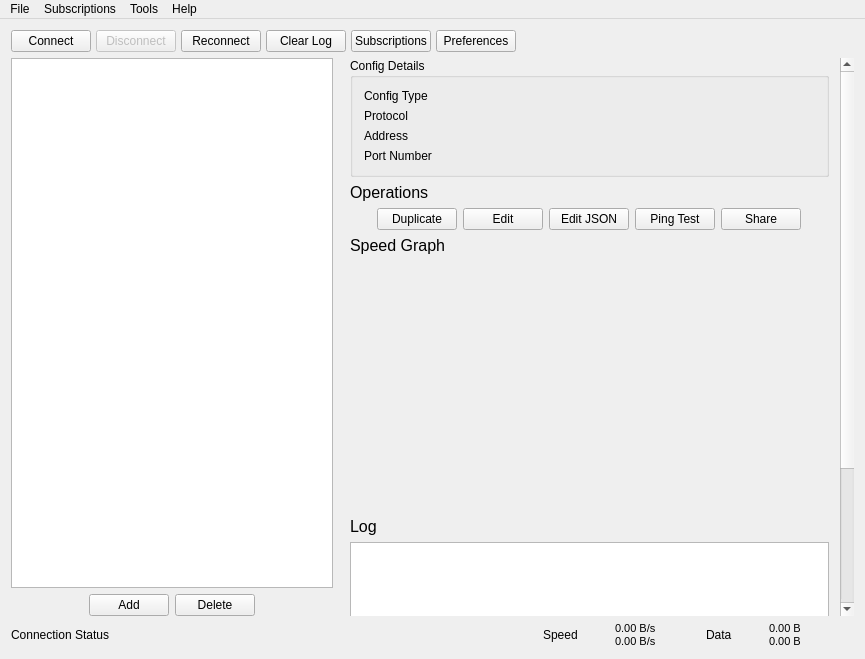
The window that src/ui/w_MainWindow.ui (Qv2ray/Qv2ray) describes before a commit, drawn with Qt 5.
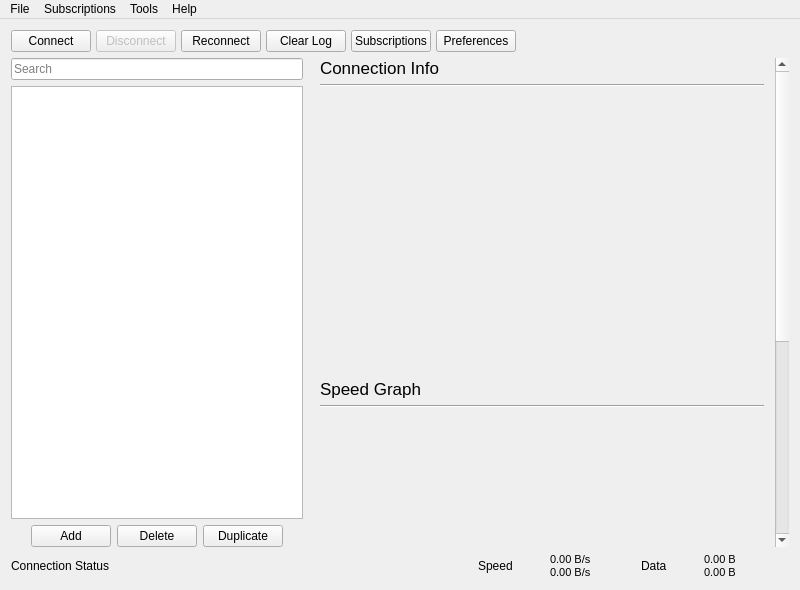
The same window after the commit.

Commit message: wip: add: added some more ui functionalities, now support filtering against the connection list

Patch:
```diff
--- a/src/ui/w_MainWindow.ui
+++ b/src/ui/w_MainWindow.ui
@@ -6,19 +6,13 @@
    <rect>
     <x>0</x>
     <y>0</y>
-    <width>865</width>
-    <height>659</height>
+    <width>800</width>
+    <height>590</height>
    </rect>
   </property>
-  <property name="sizePolicy">
-   <sizepolicy hsizetype="Preferred" vsizetype="Preferred">
-    <horstretch>0</horstretch>
-    <verstretch>0</verstretch>
-   </sizepolicy>
-  </property>
   <property name="minimumSize">
    <size>
-    <width>740</width>
+    <width>800</width>
     <height>590</height>
    </size>
   </property>
@@ -38,7 +32,7 @@
      <height>530</height>
     </size>
    </property>
-   <layout class="QGridLayout" name="gridLayout" columnstretch="5,8">
+   <layout class="QGridLayout" name="gridLayout" columnstretch="10,14">
     <item row="0" column="0" colspan="2">
      <layout class="QHBoxLayout" name="horizontalLayout" stretch="1,1,0,1,0,0,0">
       <property name="spacing">
@@ -109,6 +103,16 @@
     </item>
     <item row="1" column="0">
      <layout class="QVBoxLayout" name="verticalLayout_2">
+      <item>
+       <widget class="QLineEdit" name="connectionFilterTxt">
+        <property name="placeholderText">
+         <string>Search</string>
+        </property>
+        <property name="clearButtonEnabled">
+         <bool>true</bool>
+        </property>
+       </widget>
+      </item>
       <item>
        <widget class="QTreeWidget" name="connectionListWidget">
         <property name="contextMenuPolicy">
@@ -204,6 +208,22 @@
           </property>
          </widget>
         </item>
+        <item>
+         <widget class="QPushButton" name="duplicateBtn">
+          <property name="toolTip">
+           <string>Duplicate connection</string>
+          </property>
+          <property name="text">
+           <string>Duplicate</string>
+          </property>
+          <property name="iconSize">
+           <size>
+            <width>22</width>
+            <height>22</height>
+           </size>
+          </property>
+         </widget>
+        </item>
         <item>
          <spacer name="horizontalSpacer_2">
           <property name="orientation">
@@ -349,6 +369,12 @@
     </item>
     <item row="1" column="1">
      <widget class="QScrollArea" name="scrollArea">
+      <property name="minimumSize">
+       <size>
+        <width>480</width>
+        <height>0</height>
+       </size>
+      </property>
       <property name="frameShape">
        <enum>QFrame::NoFrame</enum>
       </property>
@@ -360,8 +386,8 @@
         <rect>
          <x>0</x>
          <y>0</y>
-         <width>504</width>
-         <height>759</height>
+         <width>459</width>
+         <height>848</height>
         </rect>
        </property>
        <layout class="QVBoxLayout" name="verticalLayout_3">
@@ -369,218 +395,69 @@
          <number>0</number>
         </property>
         <item>
-         <widget class="QGroupBox" name="groupBox">
-          <property name="title">
-           <string>Config Details</string>
-          </property>
-          <layout class="QFormLayout" name="formLayout">
-           <item row="0" column="0">
-            <widget class="QLabel" name="label_4">
-             <property name="text">
-              <string>Config Type</string>
-             </property>
-            </widget>
-           </item>
-           <item row="0" column="1">
-            <widget class="QLabel" name="routeCountLabel">
-             <property name="cursor">
-              <cursorShape>IBeamCursor</cursorShape>
-             </property>
-             <property name="text">
-              <string/>
-             </property>
-             <property name="textInteractionFlags">
-              <set>Qt::LinksAccessibleByMouse|Qt::TextSelectableByMouse</set>
-             </property>
-            </widget>
-           </item>
-           <item row="1" column="0">
-            <widget class="QLabel" name="label_2">
-             <property name="text">
-              <string>Protocol</string>
-             </property>
-            </widget>
-           </item>
-           <item row="1" column="1">
-            <widget class="QLabel" name="_OutBoundTypeLabel">
-             <property name="cursor">
-              <cursorShape>IBeamCursor</cursorShape>
-             </property>
-             <property name="text">
-              <string/>
-             </property>
-             <property name="textInteractionFlags">
-              <set>Qt::LinksAccessibleByMouse|Qt::TextSelectableByMouse</set>
-             </property>
-            </widget>
-           </item>
-           <item row="2" column="0">
-            <widget class="QLabel" name="label">
-             <property name="text">
-              <string>Address</string>
-             </property>
-            </widget>
-           </item>
-           <item row="2" column="1">
-            <widget class="QLabel" name="_hostLabel">
-             <property name="cursor">
-              <cursorShape>IBeamCursor</cursorShape>
-             </property>
-             <property name="text">
-              <string/>
-             </property>
-             <property name="textInteractionFlags">
-              <set>Qt::LinksAccessibleByMouse|Qt::TextSelectableByMouse</set>
-             </property>
-            </widget>
-           </item>
-           <item row="3" column="0">
-            <widget class="QLabel" name="label_3">
-             <property name="text">
-              <string>Port Number</string>
-             </property>
-            </widget>
-           </item>
-           <item row="3" column="1">
-            <widget class="QLabel" name="_portLabel">
-             <property name="cursor">
-              <cursorShape>IBeamCursor</cursorShape>
-             </property>
-             <property name="text">
-              <string/>
-             </property>
-             <property name="textInteractionFlags">
-              <set>Qt::LinksAccessibleByMouse|Qt::TextSelectableByMouse</set>
-             </property>
-            </widget>
-           </item>
-          </layout>
-         </widget>
-        </item>
-        <item>
-         <widget class="QLabel" name="label_7">
+         <widget class="QLabel" name="label_11">
           <property name="font">
            <font>
-            <pointsize>12</pointsize>
+            <pointsize>13</pointsize>
            </font>
           </property>
           <property name="text">
-           <string>Operations</string>
+           <string>Connection Info</string>
           </property>
          </widget>
         </item>
         <item>
-         <layout class="QHBoxLayout" name="horizontalLayout_4">
-          <item>
-           <spacer name="horizontalSpacer_4">
-            <property name="orientation">
-             <enum>Qt::Horizontal</enum>
-            </property>
-            <property name="sizeHint" stdset="0">
-             <size>
-              <width>40</width>
-              <height>20</height>
-             </size>
-            </property>
-           </spacer>
-          </item>
-          <item>
-           <widget class="QPushButton" name="duplicateBtn">
-            <property name="toolTip">
-             <string>Duplicate connection</string>
-            </property>
-            <property name="text">
-             <string>Duplicate</string>
-            </property>
-            <property name="iconSize">
-             <size>
-              <width>22</width>
-              <height>22</height>
-             </size>
-            </property>
-           </widget>
-          </item>
-          <item>
-           <widget class="QPushButton" name="editConfigButton">
-            <property name="toolTip">
-             <string>Edit connection</string>
-            </property>
-            <property name="text">
-             <string>Edit</string>
-            </property>
-            <property name="iconSize">
-             <size>
-              <width>22</width>
-              <height>22</height>
-             </size>
-            </property>
-           </widget>
-          </item>
-          <item>
-           <widget class="QPushButton" name="editJsonBtn">
-            <property name="toolTip">
-             <string>Edit connection as JSON</string>
-            </property>
-            <property name="text">
-             <string>Edit JSON</string>
-            </property>
-            <property name="iconSize">
-             <size>
-              <width>22</width>
-              <height>22</height>
-             </size>
-            </property>
-           </widget>
-          </item>
-          <item>
-           <widget class="QPushButton" name="pingTestBtn">
-            <property name="enabled">
-             <bool>true</bool>
-            </property>
-            <property name="text">
-             <string>Ping Test</string>
-            </property>
-            <property name="iconSize">
-             <size>
-              <width>22</width>
-              <height>22</height>
-             </size>
-            </property>
-           </widget>
-          </item>
-          <item>
-           <widget class="QPushButton" name="shareBtn">
-            <property name="text">
-             <string>Share</string>
-            </property>
-            <property name="iconSize">
-             <size>
-              <width>22</width>
-              <height>22</height>
-             </size>
-            </property>
-           </widget>
-          </item>
-          <item>
-           <spacer name="horizontalSpacer_9">
-            <property name="orientation">
-             <enum>Qt::Horizontal</enum>
-            </property>
-            <property name="sizeHint" stdset="0">
-             <size>
-              <width>40</width>
-              <height>20</height>
-             </size>
-            </property>
-           </spacer>
-          </item>
-         </layout>
+         <widget class="Line" name="line_3">
+          <property name="orientation">
+           <enum>Qt::Horizontal</enum>
+          </property>
+         </widget>
+        </item>
+        <item>
+         <widget class="QFrame" name="connectionInfoFrame">
+          <property name="minimumSize">
+           <size>
+            <width>0</width>
+            <height>250</height>
+           </size>
+          </property>
+          <layout class="QGridLayout" name="connectionInfoLayout">
+           <property name="leftMargin">
+            <number>0</number>
+           </property>
+           <property name="topMargin">
+            <number>0</number>
+           </property>
+           <property name="rightMargin">
+            <number>0</number>
+           </property>
+           <property name="bottomMargin">
+            <number>0</number>
+           </property>
+          </layout>
+         </widget>
+        </item>
+        <item>
+         <spacer name="verticalSpacer_2">
+          <property name="orientation">
+           <enum>Qt::Vertical</enum>
+          </property>
+          <property name="sizeType">
+           <enum>QSizePolicy::Minimum</enum>
+          </property>
+          <property name="sizeHint" stdset="0">
+           <size>
+            <width>20</width>
+            <height>30</height>
+           </size>
+          </property>
+         </spacer>
         </item>
         <item>
          <widget class="QLabel" name="label_9">
           <property name="font">
            <font>
-            <pointsize>12</pointsize>
+            <pointsize>13</pointsize>
            </font>
           </property>
           <property name="text">
@@ -588,12 +465,19 @@
           </property>
          </widget>
         </item>
+        <item>
+         <widget class="Line" name="line">
+          <property name="orientation">
+           <enum>Qt::Horizontal</enum>
+          </property>
+         </widget>
+        </item>
         <item>
          <widget class="QWidget" name="widget" native="true">
           <property name="minimumSize">
            <size>
             <width>0</width>
-            <height>250</height>
+            <height>200</height>
            </size>
           </property>
           <layout class="QGridLayout" name="speedChart">
@@ -612,11 +496,27 @@
           </layout>
          </widget>
         </item>
+        <item>
+         <spacer name="verticalSpacer">
+          <property name="orientation">
+           <enum>Qt::Vertical</enum>
+          </property>
+          <property name="sizeType">
+           <enum>QSizePolicy::Minimum</enum>
+          </property>
+          <property name="sizeHint" stdset="0">
+           <size>
+            <width>20</width>
+            <height>30</height>
+           </size>
+          </property>
+         </spacer>
+        </item>
         <item>
          <widget class="QLabel" name="label_10">
           <property name="font">
            <font>
-            <pointsize>12</pointsize>
+            <pointsize>13</pointsize>
            </font>
           </property>
           <property name="text">
@@ -624,12 +524,19 @@
           </property>
          </widget>
         </item>
+        <item>
+         <widget class="Line" name="line_2">
+          <property name="orientation">
+           <enum>Qt::Horizontal</enum>
+          </property>
+         </widget>
+        </item>
         <item>
          <widget class="QTextBrowser" name="masterLogBrowser">
           <property name="minimumSize">
            <size>
             <width>0</width>
-            <height>250</height>
+            <height>200</height>
            </size>
           </property>
          </widget>
@@ -645,8 +552,8 @@
     <rect>
      <x>0</x>
      <y>0</y>
-     <width>865</width>
-     <height>22</height>
+     <width>800</width>
+     <height>29</height>
     </rect>
    </property>
    <widget class="QMenu" name="menuFile">
```
Left out of the diff: 3 changed lines with no effect on the pictures. The commit also changes 19 other files.
